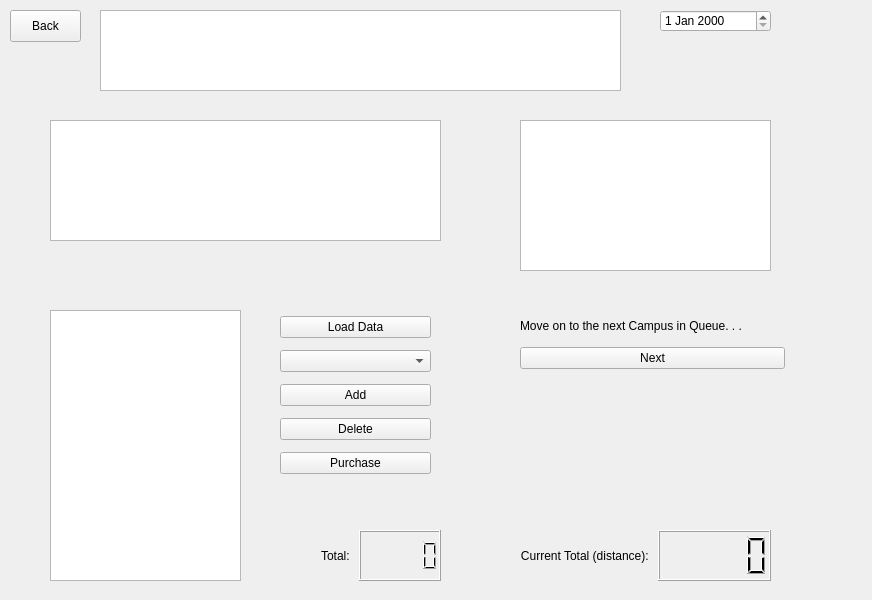
Old version of the form mainwindow.ui in the repository mattjang1101/CS1D-Project-1-Go-Big-O-Go-Home-.
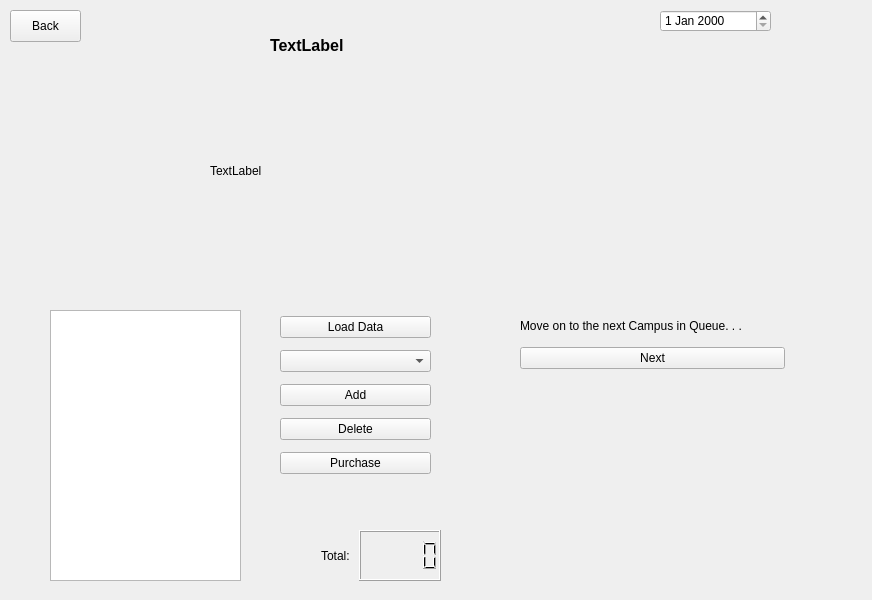
New version of the form. The open tabs and pages were chosen to show the change.

Commit message: added college images

Patch:
```diff
--- a/mainwindow.ui
+++ b/mainwindow.ui
@@ -778,16 +778,6 @@
      </widget>
     </widget>
     <widget class="QWidget" name="CampusPage">
-     <widget class="QTextEdit" name="textEdit">
-      <property name="geometry">
-       <rect>
-        <x>50</x>
-        <y>120</y>
-        <width>391</width>
-        <height>121</height>
-       </rect>
-      </property>
-     </widget>
      <widget class="QDateEdit" name="dateEdit">
       <property name="geometry">
        <rect>
@@ -808,51 +798,6 @@
        </rect>
       </property>
      </widget>
-     <widget class="QGraphicsView" name="graphicsView">
-      <property name="geometry">
-       <rect>
-        <x>520</x>
-        <y>120</y>
-        <width>251</width>
-        <height>151</height>
-       </rect>
-      </property>
-     </widget>
-     <widget class="QWidget" name="layoutWidget_4">
-      <property name="geometry">
-       <rect>
-        <x>520</x>
-        <y>530</y>
-        <width>251</width>
-        <height>51</height>
-       </rect>
-      </property>
-      <layout class="QHBoxLayout" name="horizontalLayout_2">
-       <item>
-        <widget class="QLabel" name="label_9">
-         <property name="text">
-          <string>Current Total (distance): </string>
-         </property>
-         <property name="alignment">
-          <set>Qt::AlignRight|Qt::AlignTrailing|Qt::AlignVCenter</set>
-         </property>
-        </widget>
-       </item>
-       <item>
-        <widget class="QLCDNumber" name="lcdNumber_2"/>
-       </item>
-      </layout>
-     </widget>
-     <widget class="QGraphicsView" name="graphicsView_2">
-      <property name="geometry">
-       <rect>
-        <x>100</x>
-        <y>10</y>
-        <width>521</width>
-        <height>81</height>
-       </rect>
-      </property>
-     </widget>
      <widget class="QPushButton" name="backButton_7">
       <property name="geometry">
        <rect>
@@ -960,6 +905,39 @@
        </item>
       </layout>
      </widget>
+     <widget class="QLabel" name="collegeNameLabel">
+      <property name="geometry">
+       <rect>
+        <x>270</x>
+        <y>20</y>
+        <width>231</width>
+        <height>51</height>
+       </rect>
+      </property>
+      <property name="font">
+       <font>
+        <pointsize>12</pointsize>
+        <weight>75</weight>
+        <bold>true</bold>
+       </font>
+      </property>
+      <property name="text">
+       <string>TextLabel</string>
+      </property>
+     </widget>
+     <widget class="QLabel" name="collegePicturesLabel">
+      <property name="geometry">
+       <rect>
+        <x>210</x>
+        <y>70</y>
+        <width>431</width>
+        <height>201</height>
+       </rect>
+      </property>
+      <property name="text">
+       <string>TextLabel</string>
+      </property>
+     </widget>
     </widget>
    </widget>
   </widget>
```
Left out of the diff: 4 changed lines with no effect on the pictures. The commit also changes 36 other files.
